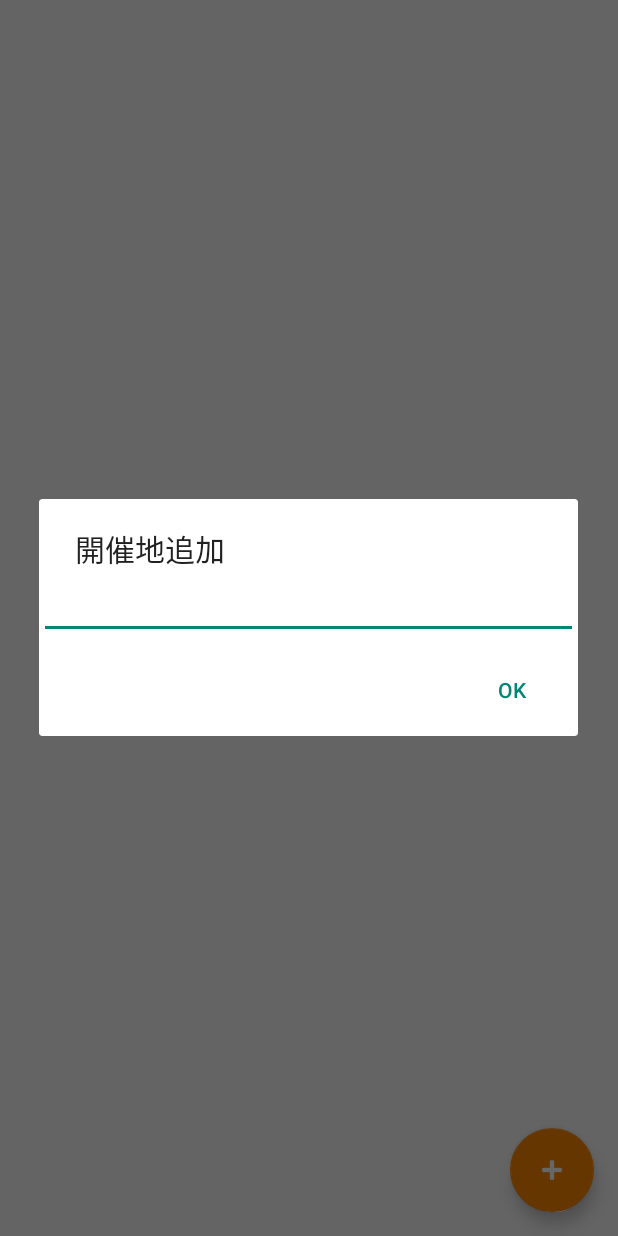
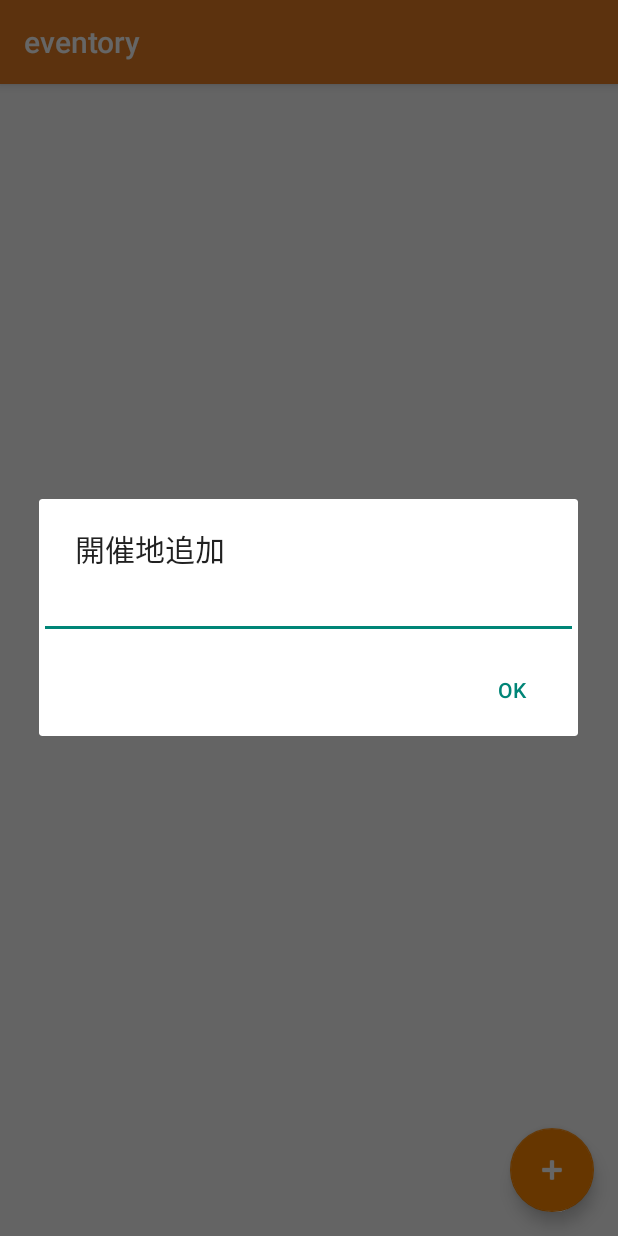
Before and after one commit to KokiKono/Eventory, an Android app: the ConfigAtPlaceActivity screen opened directly, with no data from a screen before it, after a tap on an icon or button, on a phone screen of 412 x 824 dp. Run offline under Robolectric (Android 15) with nearby library versions, the phone set to English and light mode, and no system bars; libraries missing offline, so code that uses them is left out: co.moonmonkeylabs.realmrecyclerview, io.realm; 6 statements that could not run were skipped.

Commit message:
ActionBarのデザイン変更、不要なファイルを削除

```diff
--- a/app/src/main/java/local/koki/android/eventory/view/controller/ConfigAtPlaceActivity.kt
+++ b/app/src/main/java/local/koki/android/eventory/view/controller/ConfigAtPlaceActivity.kt
@@ -8,6 +8,7 @@ import android.support.design.widget.FloatingActionButton
 import android.support.v7.app.ActionBar
 import android.support.v7.widget.LinearLayoutManager
 import android.support.v7.widget.RecyclerView
+import android.support.v7.widget.Toolbar
 import android.util.Log
 import android.view.*
 
@@ -30,7 +31,9 @@ class ConfigAtPlaceActivity : AppCompatActivity() {
     override fun onCreate(savedInstanceState: Bundle?) {
         super.onCreate(savedInstanceState)
         setContentView(R.layout.activity_config_at_place)
-
+        var toolbar = findViewById(R.id.my_toolbar) as Toolbar
+        setSupportActionBar(toolbar)
+        supportActionBar!!.setDefaultDisplayHomeAsUpEnabled(true)
         Realm.init(applicationContext)
         mRealm = Realm.getDefaultInstance()
         mRecyclerView = findViewById(R.id.list) as RecyclerView
@@ -39,9 +42,6 @@ class ConfigAtPlaceActivity : AppCompatActivity() {
         //リストに下線を付ける
         mRecyclerView!!.addItemDecoration(DividerItemDecoration(applicationContext))
         mRecyclerView!!.layoutManager = LinearLayoutManager(this)
-        //←の付与
-        val actionBar: ActionBar = supportActionBar as ActionBar
-        actionBar.setDisplayHomeAsUpEnabled(true)
         mFloatingActionButton!!.setOnClickListener { v ->
             var edit: EditText = EditText(v.context)
             AlertDialog.Builder(v.context)
--- a/app/src/main/res/layout-v21/activity_config_at_place.xml
+++ b/app/src/main/res/layout-v21/activity_config_at_place.xml
@@ -4,12 +4,22 @@
     xmlns:tools="http://schemas.android.com/tools"
     android:layout_width="match_parent"
     android:layout_height="match_parent">
-
+    <android.support.v7.widget.Toolbar
+        xmlns:app="http://schemas.android.com/apk/res-auto"
+        android:id="@+id/my_toolbar"
+        android:layout_width="match_parent"
+        android:layout_height="?attr/actionBarSize"
+        android:elevation="4dp"
+        android:theme="@style/AppTheme.AppBarOverlay"
+        app:popupTheme="@style/ThemeOverlay.AppCompat.Light"/>
     <android.support.v7.widget.RecyclerView
         android:id="@+id/list"
         android:layout_width="match_parent"
         android:layout_height="match_parent"
-        tools:listitem="@layout/config_item" />
+        tools:listitem="@layout/config_item"
+        android:paddingTop="?attr/actionBarSize"
+        app:layout_behavior="@string/appbar_scrolling_view_behavior"
+        android:clipToPadding="false"/>
 
     <android.support.design.widget.FloatingActionButton
         android:id="@+id/floatingActionButton"
@@ -21,6 +31,5 @@
         app:backgroundTint="@android:color/holo_orange_dark"
         app:fabSize="normal"
         app:layout_anchor="@+id/list"
-        app:layout_anchorGravity="bottom|end"
-        app:layout_behavior="local.koki.android.eventory.view.receycler.ScrollAwareFABBehavior" />
+        app:layout_anchorGravity="bottom|end" />
 </android.support.design.widget.CoordinatorLayout>
--- a/app/src/main/res/values/styles.xml
+++ b/app/src/main/res/values/styles.xml
@@ -17,6 +17,7 @@
     <style name="AppTheme.AppBarOverlay" parent="ThemeOverlay.AppCompat.Dark.ActionBar">
         <item name="android:textColorPrimary">@color/colorWhite</item>
         <item name="android:background">@color/keep</item>
+        <item name="android:textColor">@color/colorBlack</item>
     </style>
 
     <style name="AppTheme.PopupOverlay" parent="ThemeOverlay.AppCompat.Light" />
```
Also changed, not shown: app/src/main/java/local/koki/android/eventory/view/controller/ConfigAtJenreAcitivty.kt (+5 -3 lines), app/src/main/java/local/koki/android/eventory/view/fragment/EventFragment.kt (+8 -0 lines), app/src/main/java/local/koki/android/eventory/view/fragment/SearchFragment.kt (+30 -12 lines), app/src/main/java/local/koki/android/eventory/view/listener/RecyclerScrollListener.kt (added, +43 -0 lines), app/src/main/java/local/koki/android/eventory/view/receycler/ScrollAwareFABBehavior.kt (deleted, +0 -33 lines), app/src/main/res/layout-v21/activity_config_at_jenre.xml (+12 -2 lines), app/src/main/res/layout-v21/fragment_list_search.xml (+20 -1 lines).
